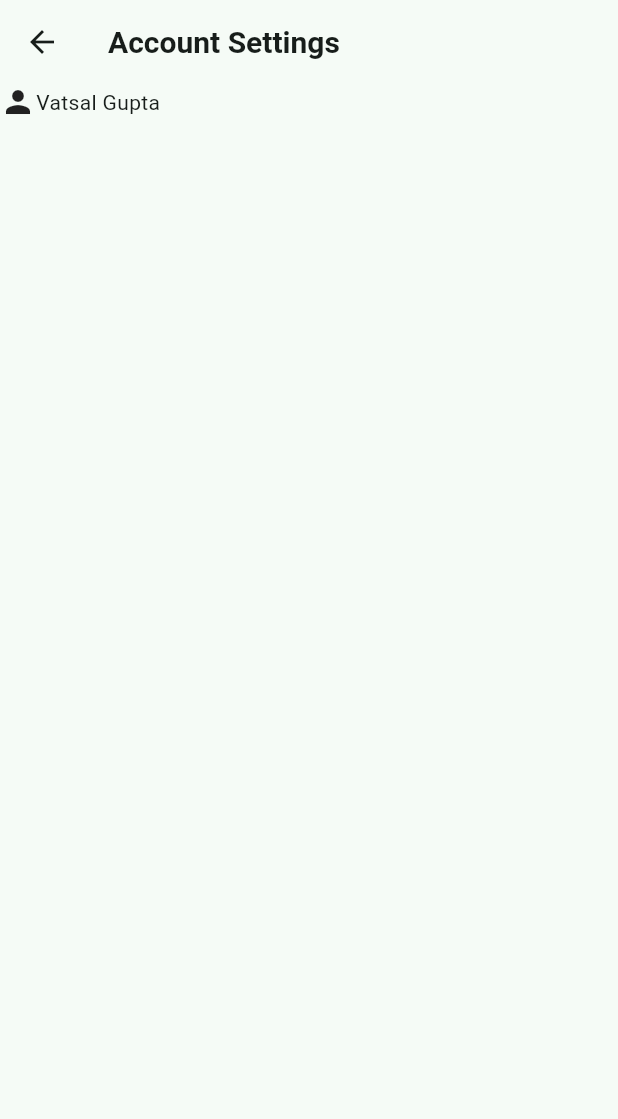
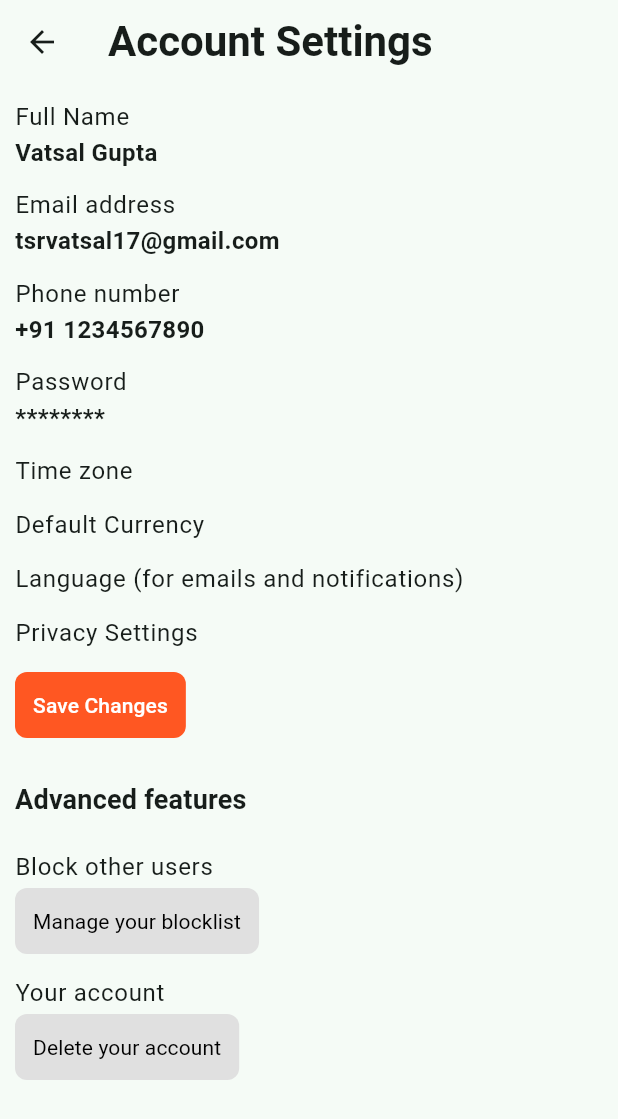
Before and after one commit to vatsal-06/SplitWiseClone, a Flutter app: the AccountSettings screen opened directly, on a phone screen of 412 x 824 dp. Shown: the top 1119 px of the screen. Run offline on Flutter 3.47's test engine with Material 3 defaults, Android fonts, the phone set to English and light mode, and no system bars.

Commit message:
Add account settings page

```diff
--- a/lib/home_page.dart
+++ b/lib/home_page.dart
@@ -1,8 +1,8 @@
 import 'package:flutter/material.dart';
-import 'package:splitwise/pages/account_page.dart';
+import 'package:splitwise/pages/account_pages/account_page.dart';
 import 'package:splitwise/pages/activity_page.dart';
 import 'package:splitwise/pages/add_page.dart';
-import 'package:splitwise/pages/friends_page.dart';
+import 'package:splitwise/pages/friends_pages/friends_page.dart';
 import 'package:splitwise/pages/groups_page.dart';
 
 class HomePage extends StatefulWidget {
--- a/lib/pages/account_page.dart
+++ b/lib/pages/account_pages/account_page.dart
@@ -1,6 +1,6 @@
 import 'package:flutter/material.dart';
 import 'package:splitwise/pages/test_page.dart';
-import '../widgets/account_settings.dart';
+import 'account_settings.dart';
 
 class AccountPage extends StatefulWidget {
   final Map<String, dynamic> people;
@@ -130,6 +130,7 @@ class _AccountPageState extends State<AccountPage> {
                       ),
                 ),
               ),
+
 
               const SizedBox(height: 25),
               const Padding(
--- /dev/null
+++ b/lib/pages/account_pages/account_settings.dart
@@ -0,0 +1,126 @@
+import 'package:flutter/material.dart';
+
+class AccountSettings extends StatelessWidget {
+  const AccountSettings({super.key});
+
+  @override
+  Widget build(BuildContext context) {
+    return Scaffold(
+      appBar: AppBar(
+        title: const Text(
+          'Account Settings',
+        ),
+      ),
+      body: SingleChildScrollView(
+        padding: const EdgeInsets.all(10.0),
+        child: Column(
+          crossAxisAlignment: CrossAxisAlignment.start,
+          children: [
+            Text(
+              'Full Name',
+              style: Theme.of(context).textTheme.bodyLarge,
+            ),
+            const Text(
+              'Vatsal Gupta',
+              style: TextStyle(fontWeight: FontWeight.bold, fontSize: 16),
+            ),
+            const SizedBox(height: 12),
+            Text(
+              'Email address',
+              style: Theme.of(context).textTheme.bodyLarge,
+            ),
+            const Text(
+              'tsrvatsal17@gmail.com',
+              style: TextStyle(fontWeight: FontWeight.bold, fontSize: 16),
+            ),
+            const SizedBox(height: 12),
+            Text(
+              'Phone number',
+              style: Theme.of(context).textTheme.bodyLarge,
+            ),
+            const Text(
+              '+91 1234567890',
+              style: TextStyle(fontWeight: FontWeight.bold, fontSize: 16),
+            ),
+            const SizedBox(height: 12),
+            Text(
+              'Password',
+              style: Theme.of(context).textTheme.bodyLarge,
+            ),
+            const Text(
+              '********',
+              style: TextStyle(fontWeight: FontWeight.bold, fontSize: 16),
+            ),
+            const SizedBox(height: 12),
+            Text(
+              'Time zone',
+              style: Theme.of(context).textTheme.bodyLarge,
+            ),
+            // Add Time zone Selector here //////////////////////////////
+            const SizedBox(height: 12),
+            Text(
+              'Default Currency',
+              style: Theme.of(context).textTheme.bodyLarge,
+            ),
+            // Add Currency Selector here //////////////////////////////
+            const SizedBox(height: 12),
+            Text(
+              'Language (for emails and notifications)',
+              style: Theme.of(context).textTheme.bodyLarge,
+            ),
+            // Add Language Selector here //////////////////////////////
+            const SizedBox(height: 12),
+            Text(
+              'Privacy Settings',
+              style: Theme.of(context).textTheme.bodyLarge,
+            ),
+            // Add Privacy Settings Check Box here //////////////////////////////
+            const SizedBox(height: 12),
+            TextButton(onPressed: () {
+              print('Save button pressed');
+            }, style: ButtonStyle(
+              backgroundColor: WidgetStateProperty.all(Colors.deepOrange),
+              padding: WidgetStateProperty.all(const EdgeInsets.all(12)),
+              shape: WidgetStateProperty.all(RoundedRectangleBorder(borderRadius: BorderRadius.circular(8))),
+              elevation: WidgetStateProperty.all(100),
+              ),
+            child: const Text('Save Changes', style: TextStyle(color: Colors.white),),
+            ),
+            const SizedBox(height: 25),
+            Text('Advanced features', style: Theme.of(context).textTheme.titleMedium,),
+            const SizedBox(height: 20),
+            Text(
+              'Block other users',
+              style: Theme.of(context).textTheme.bodyLarge,
+            ),
+            TextButton(onPressed: () {
+              print('Manage blocklist button pressed');
+            }, style: ButtonStyle(
+              backgroundColor: WidgetStateProperty.all(Colors.grey[300]),
+              padding: WidgetStateProperty.all(const EdgeInsets.all(12)),
+              shape: WidgetStateProperty.all(RoundedRectangleBorder(borderRadius: BorderRadius.circular(8))),
+              elevation: WidgetStateProperty.all(100),
+              ),
+            child: const Text('Manage your blocklist', style: TextStyle(color: Colors.black, fontWeight: FontWeight.w400),),
+            ),
+            const SizedBox(height: 12),
+            Text(
+              'Your account',
+              style: Theme.of(context).textTheme.bodyLarge,
+            ),
+            TextButton(onPressed: () {
+              print('Delete account button pressed');
+            }, style: ButtonStyle(
+              backgroundColor: WidgetStateProperty.all(Colors.grey[300]),
+              padding: WidgetStateProperty.all(const EdgeInsets.all(12)),
+              shape: WidgetStateProperty.all(RoundedRectangleBorder(borderRadius: BorderRadius.circular(8))),
+              elevation: WidgetStateProperty.all(100),
+              ),
+            child: const Text('Delete your account', style: TextStyle(color: Colors.black, fontWeight: FontWeight.w400),),
+            ),
+          ],
+        ),
+      ),
+    );
+  }
+}
--- a/lib/pages/friends_page.dart
+++ b/lib/pages/friends_pages/friends_page.dart
@@ -1,6 +1,6 @@
 import 'package:flutter/material.dart';
-import '../widgets/friends_item.dart';
-import '../global_variables.dart';
+import '../../widgets/friends_item.dart';
+import '../../global_variables.dart';
 import 'friends_details_page.dart';
 
 class FriendsPage extends StatefulWidget {
--- a/lib/widgets/account_settings.dart
+++ /dev/null
@@ -1,25 +0,0 @@
-import 'package:flutter/material.dart';
-
-class AccountSettings extends StatelessWidget {
-  const AccountSettings({super.key});
-
-  @override
-  Widget build(BuildContext context) {
-    return Scaffold(
-      appBar: AppBar(
-          title: const Text('Account Settings', style: TextStyle(fontSize: 20),),
-      ),
-
-      body: const Column(
-        children: [
-          Row(
-            children: [
-              Icon(Icons.person),
-              Text('Vatsal Gupta'),
-            ],
-          )
-        ],
-      ),
-    );
-  }
-}
--- a/pubspec.yaml
+++ b/pubspec.yaml
@@ -30,6 +30,7 @@ environment:
 dependencies:
   flutter:
     sdk: flutter
+  url_launcher: ^6.3.1
 
 
   # The following adds the Cupertino Icons font to your application.
```
Also changed, not shown: lib/pages/friends_pages/friends_details_page.dart (renamed from lib/pages/friends_details_page.dart), lib/pages/friends_pages/friends_settings_page.dart (renamed from lib/pages/friends_settings_page.dart), pubspec.lock, 11 other files.
